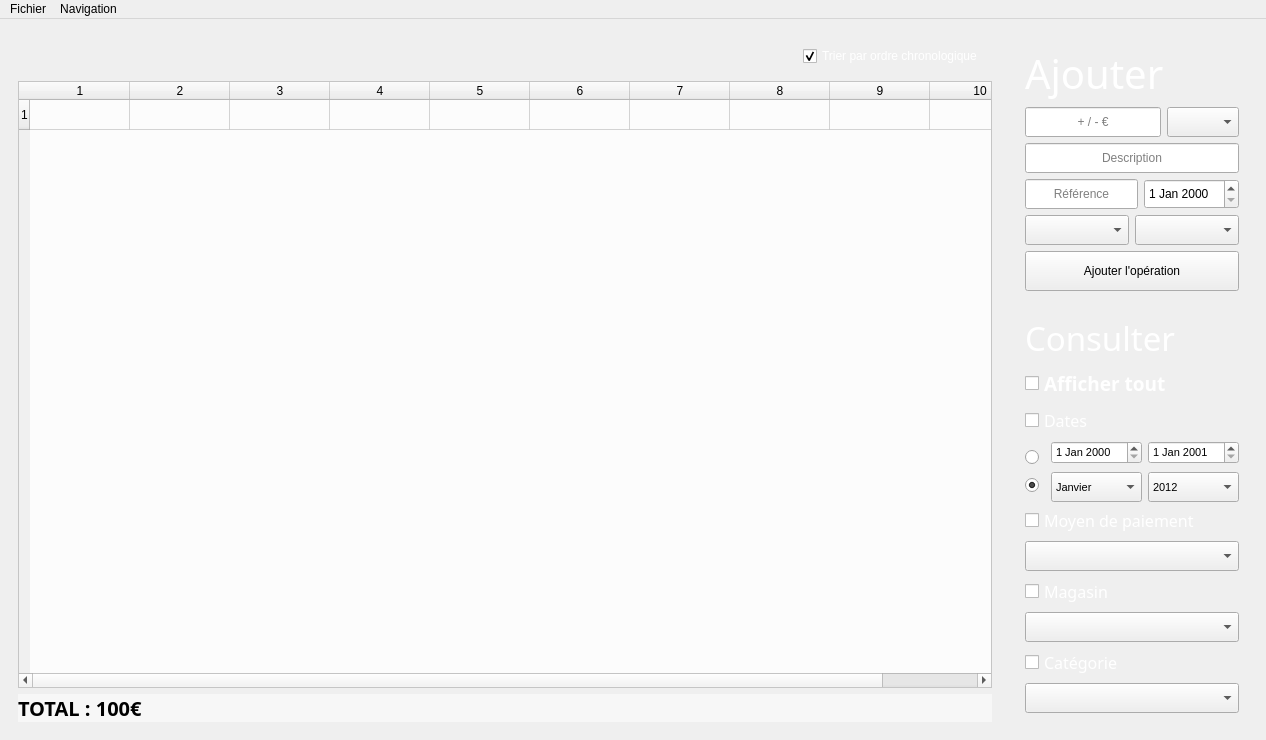
Above: comptes.ui from corentindesfarges/comptaco before the change. Below: the same form after it.
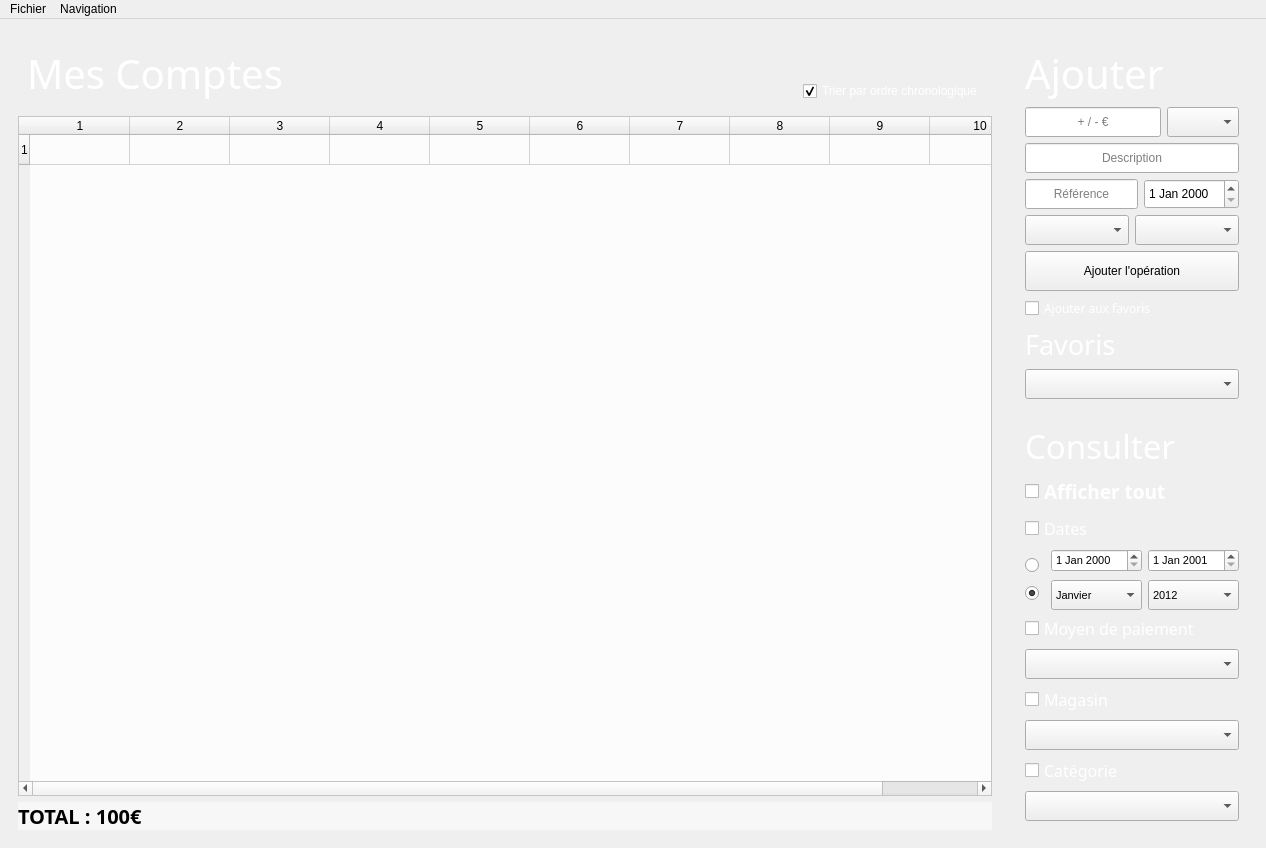
That is the form after the change.

```diff
--- a/comptes.ui
+++ b/comptes.ui
@@ -7,7 +7,7 @@
     <x>0</x>
     <y>0</y>
     <width>1266</width>
-    <height>738</height>
+    <height>833</height>
    </rect>
   </property>
   <property name="windowTitle">
@@ -39,6 +39,56 @@
           </size>
          </property>
          <layout class="QHBoxLayout" name="horizontalLayout_7">
+          <item>
+           <widget class="QLabel" name="label_4">
+            <property name="palette">
+             <palette>
+              <active>
+               <colorrole role="WindowText">
+                <brush brushstyle="SolidPattern">
+                 <color alpha="255">
+                  <red>255</red>
+                  <green>255</green>
+                  <blue>255</blue>
+                 </color>
+                </brush>
+               </colorrole>
+              </active>
+              <inactive>
+               <colorrole role="WindowText">
+                <brush brushstyle="SolidPattern">
+                 <color alpha="255">
+                  <red>255</red>
+                  <green>255</green>
+                  <blue>255</blue>
+                 </color>
+                </brush>
+               </colorrole>
+              </inactive>
+              <disabled>
+               <colorrole role="WindowText">
+                <brush brushstyle="SolidPattern">
+                 <color alpha="255">
+                  <red>120</red>
+                  <green>120</green>
+                  <blue>120</blue>
+                 </color>
+                </brush>
+               </colorrole>
+              </disabled>
+             </palette>
+            </property>
+            <property name="font">
+             <font>
+              <family>Century Gothic</family>
+              <pointsize>30</pointsize>
+             </font>
+            </property>
+            <property name="text">
+             <string>Mes Comptes</string>
+            </property>
+           </widget>
+          </item>
           <item>
            <spacer name="horizontalSpacer">
             <property name="orientation">
@@ -52,7 +102,7 @@
             </property>
            </spacer>
           </item>
-          <item>
+          <item alignment="Qt::AlignBottom">
            <widget class="QCheckBox" name="check_sort">
             <property name="palette">
              <palette>
@@ -388,6 +438,116 @@
             </property>
            </widget>
           </item>
+          <item>
+           <widget class="QCheckBox" name="check_favori">
+            <property name="palette">
+             <palette>
+              <active>
+               <colorrole role="WindowText">
+                <brush brushstyle="SolidPattern">
+                 <color alpha="255">
+                  <red>255</red>
+                  <green>255</green>
+                  <blue>255</blue>
+                 </color>
+                </brush>
+               </colorrole>
+              </active>
+              <inactive>
+               <colorrole role="WindowText">
+                <brush brushstyle="SolidPattern">
+                 <color alpha="255">
+                  <red>255</red>
+                  <green>255</green>
+                  <blue>255</blue>
+                 </color>
+                </brush>
+               </colorrole>
+              </inactive>
+              <disabled>
+               <colorrole role="WindowText">
+                <brush brushstyle="SolidPattern">
+                 <color alpha="255">
+                  <red>120</red>
+                  <green>120</green>
+                  <blue>120</blue>
+                 </color>
+                </brush>
+               </colorrole>
+              </disabled>
+             </palette>
+            </property>
+            <property name="font">
+             <font>
+              <family>Century Gothic</family>
+              <pointsize>9</pointsize>
+             </font>
+            </property>
+            <property name="text">
+             <string>Ajouter aux favoris</string>
+            </property>
+           </widget>
+          </item>
+          <item>
+           <widget class="QLabel" name="label_3">
+            <property name="palette">
+             <palette>
+              <active>
+               <colorrole role="WindowText">
+                <brush brushstyle="SolidPattern">
+                 <color alpha="255">
+                  <red>255</red>
+                  <green>255</green>
+                  <blue>255</blue>
+                 </color>
+                </brush>
+               </colorrole>
+              </active>
+              <inactive>
+               <colorrole role="WindowText">
+                <brush brushstyle="SolidPattern">
+                 <color alpha="255">
+                  <red>255</red>
+                  <green>255</green>
+                  <blue>255</blue>
+                 </color>
+                </brush>
+               </colorrole>
+              </inactive>
+              <disabled>
+               <colorrole role="WindowText">
+                <brush brushstyle="SolidPattern">
+                 <color alpha="255">
+                  <red>120</red>
+                  <green>120</green>
+                  <blue>120</blue>
+                 </color>
+                </brush>
+               </colorrole>
+              </disabled>
+             </palette>
+            </property>
+            <property name="font">
+             <font>
+              <family>Century Gothic</family>
+              <pointsize>20</pointsize>
+             </font>
+            </property>
+            <property name="text">
+             <string>Favoris</string>
+            </property>
+           </widget>
+          </item>
+          <item>
+           <widget class="QComboBox" name="list_fav">
+            <property name="minimumSize">
+             <size>
+              <width>0</width>
+              <height>30</height>
+             </size>
+            </property>
+           </widget>
+          </item>
          </layout>
         </widget>
        </item>
```
Left out of the diff: 6 changed lines with no effect on the pictures.
